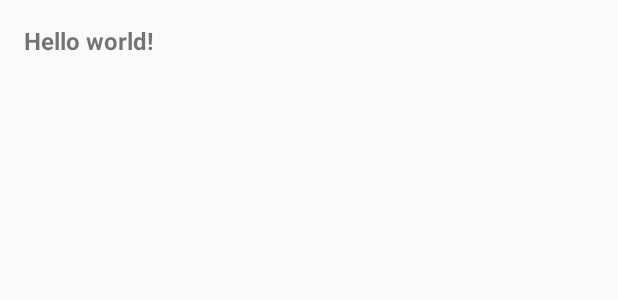
After one commit to thanumoorthy/Android-Projects, an Android app: the layout activity_resultscreen.xml on its own in the app's theme, with its tools: preview values and no code run, on a phone screen of 412 x 824 dp. The commit adds this screen. Shown: the top 300 px of the screen. Run offline under Robolectric (Android 15) with nearby library versions, the phone set to English and light mode, and no system bars.

Commit message:
Incorporate Result screen changes

```diff
--- /dev/null
+++ b/Feedback/app/src/main/res/layout/activity_resultscreen.xml
@@ -0,0 +1,17 @@
+<LinearLayout xmlns:android="http://schemas.android.com/apk/res/android"
+    xmlns:tools="http://schemas.android.com/tools" android:layout_width="match_parent"
+    android:layout_height="match_parent" android:paddingLeft="@dimen/activity_horizontal_margin"
+    android:paddingRight="@dimen/activity_horizontal_margin"
+    android:paddingTop="@dimen/activity_vertical_margin"
+    android:paddingBottom="@dimen/activity_vertical_margin"
+    android:orientation="vertical"
+    tools:context="com.thanu.feedback.Resultscreen">
+
+    <TextView android:text="@string/hello_world" android:layout_width="wrap_content"
+        android:layout_height="wrap_content"
+        android:id ="@+id/resut"
+        android:textSize="16dp"
+        android:textStyle="bold"
+        />
+
+</LinearLayout>
--- /dev/null
+++ b/Feedback/app/src/main/res/menu/menu_resultscreen.xml
@@ -0,0 +1,6 @@
+<menu xmlns:android="http://schemas.android.com/apk/res/android"
+    xmlns:app="http://schemas.android.com/apk/res-auto"
+    xmlns:tools="http://schemas.android.com/tools" tools:context="com.thanu.feedback.Resultscreen">
+    <item android:id="@+id/action_settings" android:title="@string/action_settings"
+        android:orderInCategory="100" app:showAsAction="never" />
+</menu>
--- a/Feedback/app/src/main/res/values/strings.xml
+++ b/Feedback/app/src/main/res/values/strings.xml
@@ -11,6 +11,8 @@
     <string name="avg">Average</string>
     <string name="worst">Worst</string>
     <string name="submit">Submit</string>
-
+    <string name="success_msg">Thanks for Submitting feedback</string>
+    <string name="error_msg">Server is down.Please try after some time</string>
+    <string name="title_activity_resultscreen">Resultscreen</string>
 
 </resources>
```
